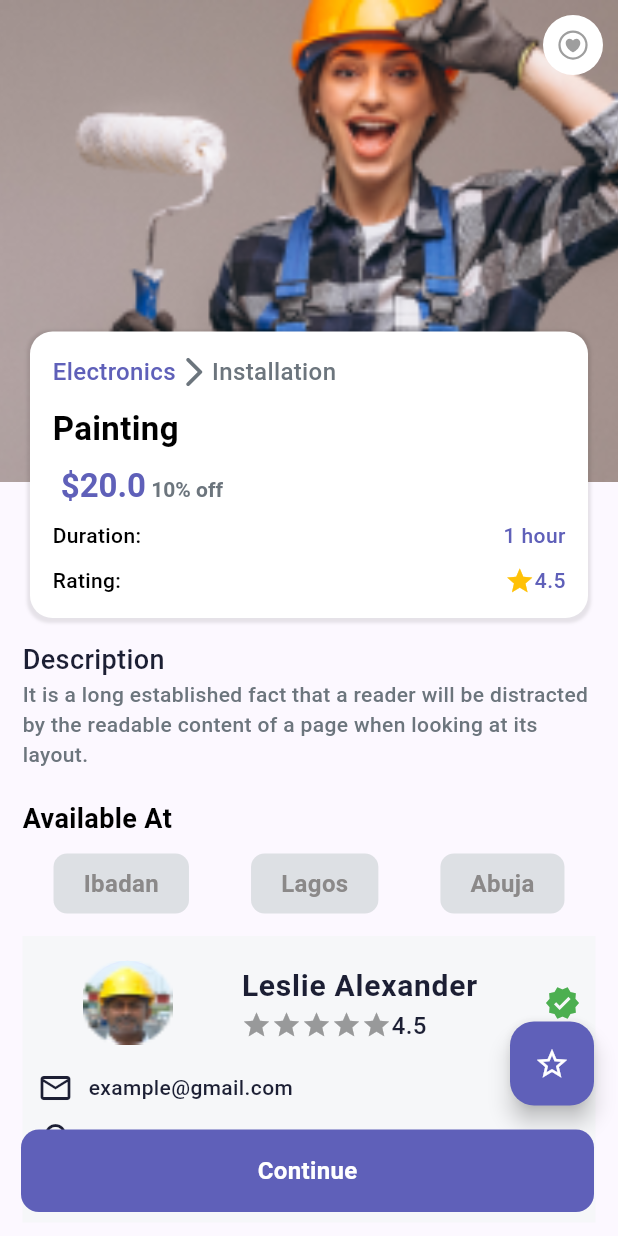
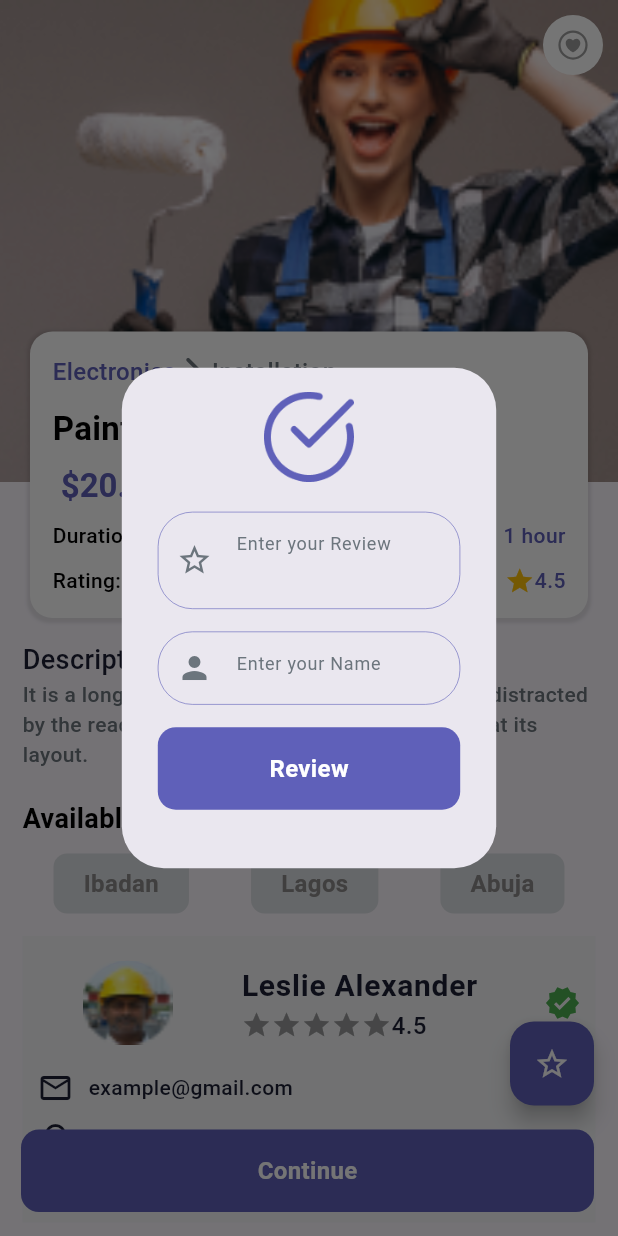
Before and after one commit to Lenien1999/Service-Provider, a Flutter app: the ServiceDetails screen opened directly with sample values from the repository, after a tap on the "star border" icon, on a phone screen of 412 x 824 dp. Run offline on Flutter 3.47's test engine with Material 2 defaults, Android fonts, the phone set to English and light mode, and no system bars; drawn by our look-alikes of flutter_rating_bar; our stand-ins replace ionicons; Roboto replaces fonts that are missing (assets/fonts/WorkSans-ExtraBold.ttf); project files that could hold a hidden picture were left out.

Commit message:
first commit

```diff
--- a/lib/pages/service_detail.dart
+++ b/lib/pages/service_detail.dart
@@ -525,9 +525,7 @@ class _ServiceDetailsState extends State<ServiceDetails> {
       children: [
         FloatingActionButton(
           onPressed: () {
-            // showBottomSheet(context: context, builder: (__){
-            //   return
-            // });
+            buildBottomsheet(context);
           },
           backgroundColor: primaryClr,
           child: const Icon(
@@ -552,4 +550,85 @@ class _ServiceDetailsState extends State<ServiceDetails> {
       ],
     );
   }
+
+  void buildBottomsheet(BuildContext context) {
+    showDialog(
+        context: context,
+        builder: (__) {
+          return Center(
+            child: SizedBox(
+              height: 500,
+              width: MediaQuery.of(context).size.width * 0.8,
+              child: AlertDialog(
+                  content: SingleChildScrollView(
+                child: Column(
+                    // mainAxisAlignment: MainAxisAlignment.center,
+                    children: [
+                      Image.asset(
+                        "assets/images/Check.png",
+                        height: 60,
+                        width: 60,
+                      ),
+                      const SizedBox(
+                        height: 20,
+                      ),
+                      Container(
+                        decoration: BoxDecoration(
+                          border: Border.all(width: 0.4, color: primaryClr),
+                          borderRadius: BorderRadius.circular(23),
+                        ),
+                        child: TextFormField(
+                          maxLines: 2,
+                          decoration: InputDecoration(
+                              border: InputBorder.none,
+                              prefixIcon: const Icon(
+                                Icons.star_border,
+                                color: titleClr,
+                              ),
+                              hintText: 'Enter your Review',
+                              hintStyle:
+                                  appstyle(titleClr, FontWeight.w400, 12, '')),
+                        ),
+                      ),
+                      const SizedBox(
+                        height: 15,
+                      ),
+                      Container(
+                        decoration: BoxDecoration(
+                          border: Border.all(width: 0.4, color: primaryClr),
+                          borderRadius: BorderRadius.circular(23),
+                        ),
+                        child: TextFormField(
+                          decoration: InputDecoration(
+                              border: InputBorder.none,
+                              prefixIcon: const Icon(
+                                Icons.person,
+                                color: titleClr,
+                              ),
+                              hintText: 'Enter your Name',
+                              hintStyle:
+                                  appstyle(titleClr, FontWeight.w400, 12, '')),
+                        ),
+                      ),
+                      const SizedBox(
+                        height: 15,
+                      ),
+                      LoinRegisterButton(
+                        tap: () {
+                          // Navigator.push(context,
+                          //     MaterialPageRoute(builder: (__) {
+                          //   return null;
+                          // }));
+                        },
+                        title: 'Review',
+                      ),
+                      const SizedBox(
+                        height: 15,
+                      ),
+                    ]),
+              )),
+            ),
+          );
+        });
+  }
 }
```
Also changed, not shown: lib/model/servicemodel.dart (+2 -25 lines).
